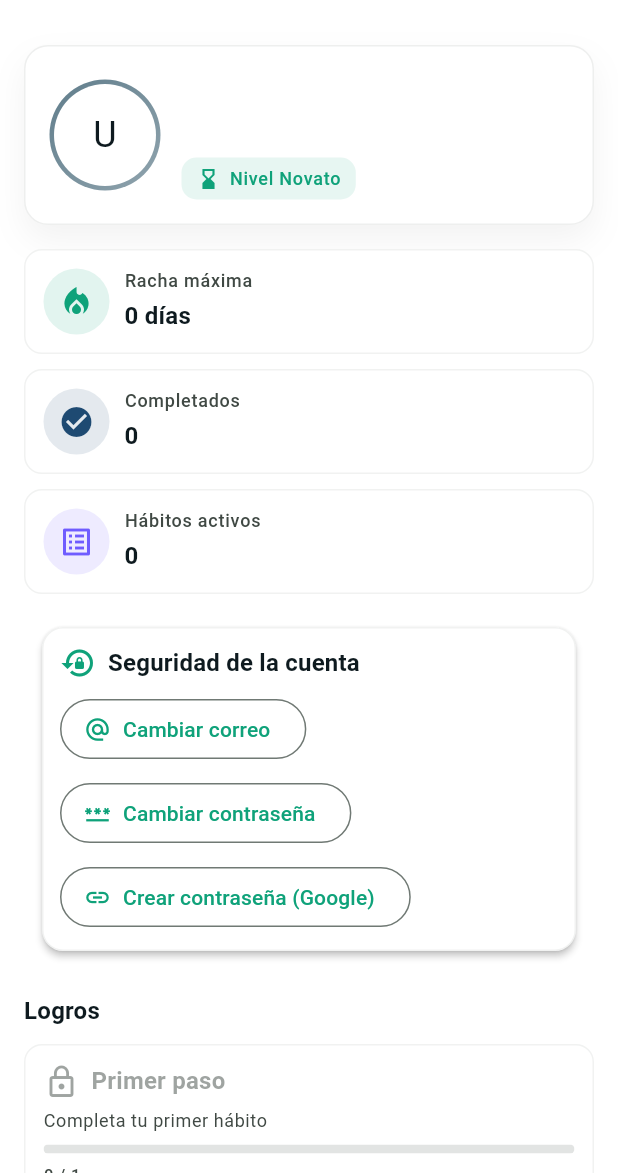
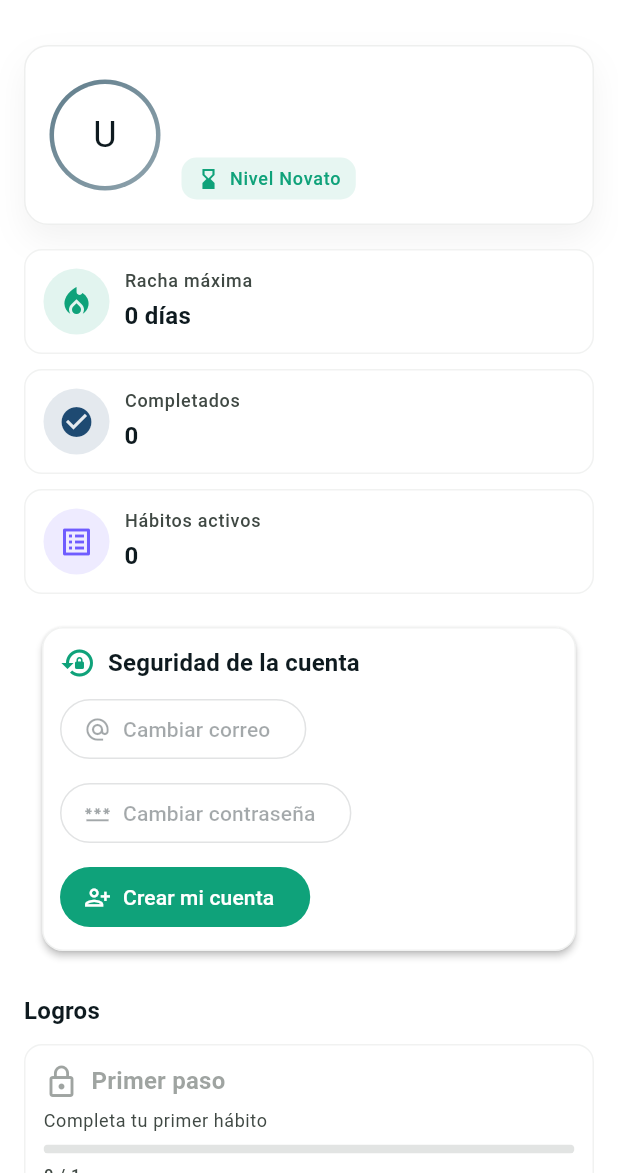
Before and after one commit to rhq-omni777/habits_app, a Flutter app: the ProfilePage screen opened by its route, on a phone screen of 412 x 824 dp, the part 63-1236 px from its top. Run offline on Flutter 3.47's test engine with Material 3 defaults, Android fonts, the phone set to English and light mode, and no system bars; our stand-ins replace cloud_firestore, firebase_auth, firebase_core, fl_chart, flutter_local_notifications, flutter_riverpod and 4 more; accounts and stored records are empty; network calls fail.

Commit message:
feat: condicionar link de contraseña y CTA invitado

```diff
--- a/lib/domain/repositories/auth_repository.dart
+++ b/lib/domain/repositories/auth_repository.dart
@@ -11,4 +11,5 @@ abstract class AuthRepository {
   Future<void> updateEmail({required String newEmail, String? currentPassword});
   Future<void> updatePassword({String? currentPassword, required String newPassword});
   Future<void> linkEmailPassword({required String email, required String password});
+  Future<bool> needsPasswordLink();
 }
--- a/lib/presentation/pages/profile_page.dart
+++ b/lib/presentation/pages/profile_page.dart
@@ -165,6 +165,8 @@ class _ProfilePageState extends ConsumerState<ProfilePage> {
     final achievements = ref.watch(achievementsProvider);
     final progress = ref.watch(progressProvider).value ?? [];
     final habits = ref.watch(habitsProvider).value ?? [];
+    final needsLink = ref.watch(needsPasswordLinkProvider).maybeWhen(data: (v) => v, orElse: () => false);
+    final isGuest = (user?.email.isEmpty ?? true);
 
     final maxStreak = _maxStreak(progress);
     final totalCompletions = progress.length;
@@ -197,6 +199,9 @@ class _ProfilePageState extends ConsumerState<ProfilePage> {
                 onChangeEmail: () => _changeEmail(context, ref),
                 onChangePassword: () => _changePassword(context, ref),
                 onLinkPassword: () => _linkEmailPassword(context, ref),
+                showLinkPassword: needsLink && !isGuest,
+                isGuest: isGuest,
+                onCreateAccount: () => context.go('/register'),
               ),
               const SizedBox(height: 20),
               Text('Logros', style: Theme.of(context).textTheme.titleMedium),
@@ -387,11 +392,14 @@ class _StatCard extends StatelessWidget {
 }
 
 class _SecurityActions extends StatelessWidget {
-  const _SecurityActions({required this.onChangeEmail, required this.onChangePassword, required this.onLinkPassword});
+  const _SecurityActions({required this.onChangeEmail, required this.onChangePassword, required this.onLinkPassword, required this.showLinkPassword, required this.isGuest, required this.onCreateAccount});
 
   final VoidCallback onChangeEmail;
   final VoidCallback onChangePassword;
   final VoidCallback onLinkPassword;
+  final bool showLinkPassword;
+  final bool isGuest;
+  final VoidCallback onCreateAccount;
 
   @override
   Widget build(BuildContext context) {
@@ -416,9 +424,28 @@ class _SecurityActions extends StatelessWidget {
               spacing: 8,
               runSpacing: 8,
               children: [
-                OutlinedButton.icon(onPressed: onChangeEmail, icon: const Icon(Icons.alternate_email), label: const Text('Cambiar correo')),
-                OutlinedButton.icon(onPressed: onChangePassword, icon: const Icon(Icons.password), label: const Text('Cambiar contraseña')),
-                OutlinedButton.icon(onPressed: onLinkPassword, icon: const Icon(Icons.link), label: const Text('Crear contraseña (Google)')),
+                OutlinedButton.icon(
+                  onPressed: isGuest ? null : onChangeEmail,
+                  icon: const Icon(Icons.alternate_email),
+                  label: const Text('Cambiar correo'),
+                ),
+                OutlinedButton.icon(
+                  onPressed: isGuest ? null : onChangePassword,
+                  icon: const Icon(Icons.password),
+                  label: const Text('Cambiar contraseña'),
+                ),
+                if (showLinkPassword)
+                  OutlinedButton.icon(
+                    onPressed: onLinkPassword,
+                    icon: const Icon(Icons.link),
+                    label: const Text('Crear contraseña (Google)'),
+                  ),
+                if (isGuest)
+                  FilledButton.icon(
+                    onPressed: onCreateAccount,
+                    icon: const Icon(Icons.person_add_alt),
+                    label: const Text('Crear mi cuenta'),
+                  ),
               ],
             ),
           ],
--- a/lib/presentation/providers/auth_providers.dart
+++ b/lib/presentation/providers/auth_providers.dart
@@ -1,7 +1,6 @@
 import 'package:flutter_riverpod/flutter_riverpod.dart';
 import '../../data/repositories/firebase_auth_repository.dart';
 import '../../domain/entities/user_entity.dart';
-import '../../domain/repositories/auth_repository.dart';
 import '../../domain/usecases/sign_in.dart';
 import '../../domain/usecases/sign_in_anonymously.dart';
 import '../../domain/usecases/sign_in_with_google.dart';
@@ -10,9 +9,15 @@ import '../../domain/usecases/sign_up.dart';
 import '../../domain/usecases/update_email.dart';
 import '../../domain/usecases/update_password.dart';
 import '../../domain/usecases/link_email_password.dart';
+import '../../domain/repositories/auth_repository.dart';
 
 final authRepositoryProvider = Provider<AuthRepository>((ref) {
   return FirebaseAuthRepository();
+});
+
+final needsPasswordLinkProvider = FutureProvider<bool>((ref) async {
+  final repo = ref.watch(authRepositoryProvider);
+  return repo.needsPasswordLink();
 });
 
 final authChangesProvider = Provider<Stream<UserEntity?>>((ref) {
```
Also changed, not shown: lib/data/repositories/firebase_auth_repository.dart (+10 -0 lines), lib/data/repositories/in_memory_auth_repository.dart (+11 -0 lines).
